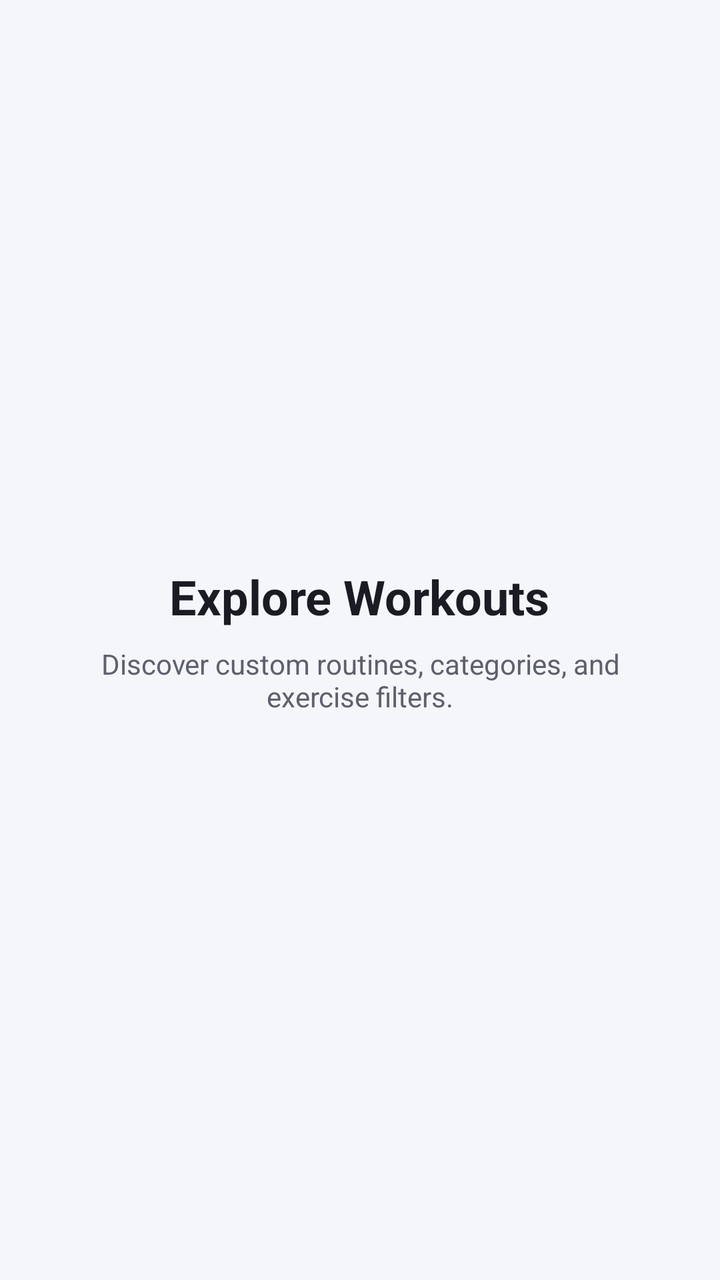
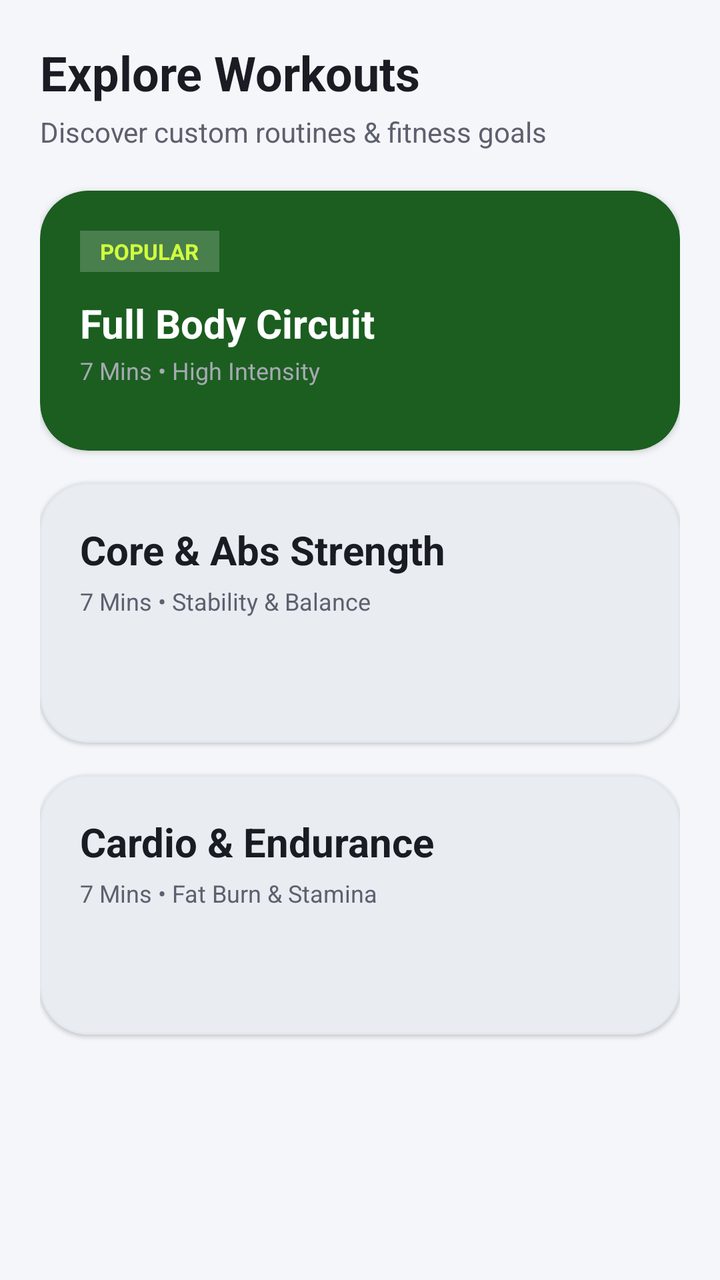

Compare the two renders of this Android layout. The source of the first and the diff that turns it into the second are given below.
<!-- AndroidManifest.xml: application theme Theme.AuraFitAI -->
<!-- res/layout/fragment_explore.xml -->
<?xml version="1.0" encoding="utf-8"?>
<LinearLayout xmlns:android="http://schemas.android.com/apk/res/android"
    android:layout_width="match_parent"
    android:layout_height="match_parent"
    android:gravity="center"
    android:orientation="vertical"
    android:background="?attr/colorSurface"
    android:padding="24dp">

    <TextView
        android:layout_width="wrap_content"
        android:layout_height="wrap_content"
        android:text="Explore Workouts"
        android:textSize="24sp"
        android:textStyle="bold"
        android:textColor="?attr/colorOnSurface"/>

    <TextView
        android:layout_width="wrap_content"
        android:layout_height="wrap_content"
        android:layout_marginTop="8dp"
        android:text="Discover custom routines, categories, and exercise filters."
        android:textSize="14sp"
        android:gravity="center"
        android:textColor="?attr/colorOnSurfaceVariant"/>

</LinearLayout>
<!-- resources referenced by this layout -->
<resources>
  <style name="Theme.AuraFitAI" parent="Theme.Material3.Light.NoActionBar">
          <item name="colorPrimary">@color/gradient_auth_center</item>
          <item name="colorOnPrimary">@color/white</item>
          <item name="colorPrimaryContainer">@color/athletic_emerald_light</item>
          <item name="colorSecondary">@color/electric_lime</item>
          <item name="colorOnSecondary">@color/dark_on_background</item>
          <item name="colorTertiary">@color/gradient_btn_start</item>
  
          <item name="android:windowBackground">@color/light_background</item>
          <item name="colorSurface">@color/light_surface</item>
          <item name="colorSurfaceVariant">@color/light_surface_variant</item>
  
          <item name="colorOnBackground">@color/light_on_background</item>
          <item name="colorOnSurface">@color/light_on_surface</item>
          <item name="colorOnSurfaceVariant">@color/light_on_surface_variant</item>
  
          <item name="android:statusBarColor">@color/light_background</item>
          <item name="android:windowLightStatusBar">true</item>
      </style>
  <color name="gradient_auth_center">#00A86B</color>
  <color name="white">#FFFFFF</color>
  <color name="athletic_emerald_light">#4C8C4A</color>
  <color name="electric_lime">#D0FD3E</color>
  <color name="dark_on_background">#FFFFFF</color>
  <color name="gradient_btn_start">#00C99E</color>
  <color name="light_background">#FFFFFF</color>
  <color name="light_surface">#F4F6F9</color>
  <color name="light_surface_variant">#E9ECF0</color>
  <color name="light_on_background">#0D0E12</color>
  <color name="light_on_surface">#1A1C24</color>
  <color name="light_on_surface_variant">#5D606E</color>
</resources>

<!-- the commit's change to res/layout/fragment_explore.xml (unified diff, before → after) -->
@@ -1,27 +1,181 @@
 <?xml version="1.0" encoding="utf-8"?>
-<LinearLayout xmlns:android="http://schemas.android.com/apk/res/android"
+<androidx.core.widget.NestedScrollView xmlns:android="http://schemas.android.com/apk/res/android"
+    xmlns:app="http://schemas.android.com/apk/res-auto"
     android:layout_width="match_parent"
     android:layout_height="match_parent"
-    android:gravity="center"
-    android:orientation="vertical"
     android:background="?attr/colorSurface"
-    android:padding="24dp">
+    android:fillViewport="true">
 
-    <TextView
-        android:layout_width="wrap_content"
+    <androidx.constraintlayout.widget.ConstraintLayout
+        android:layout_width="match_parent"
         android:layout_height="wrap_content"
-        android:text="Explore Workouts"
-        android:textSize="24sp"
-        android:textStyle="bold"
-        android:textColor="?attr/colorOnSurface"/>
+        android:padding="20dp"
+        android:paddingBottom="100dp">
 
-    <TextView
-        android:layout_width="wrap_content"
-        android:layout_height="wrap_content"
-        android:layout_marginTop="8dp"
-        android:text="Discover custom routines, categories, and exercise filters."
-        android:textSize="14sp"
-        android:gravity="center"
-        android:textColor="?attr/colorOnSurfaceVariant"/>
+        <TextView
+            android:id="@+id/tvExploreTitle"
+            android:layout_width="wrap_content"
+            android:layout_height="wrap_content"
+            android:text="Explore Workouts"
+            android:textColor="?attr/colorOnSurface"
+            android:textSize="24sp"
+            android:textStyle="bold"
+            app:layout_constraintStart_toStartOf="parent"
+            app:layout_constraintTop_toTopOf="parent" />
 
-</LinearLayout>
+        <TextView
+            android:id="@+id/tvExploreSubtitle"
+            android:layout_width="wrap_content"
+            android:layout_height="wrap_content"
+            android:layout_marginTop="4dp"
+            android:text="Discover custom routines &amp; fitness goals"
+            android:textColor="?attr/colorOnSurfaceVariant"
+            android:textSize="14sp"
+            app:layout_constraintStart_toStartOf="parent"
+            app:layout_constraintTop_toBottomOf="@+id/tvExploreTitle" />
+
+        
+        <com.google.android.material.card.MaterialCardView
+            android:id="@+id/cardCategoryFullBody"
+            android:layout_width="match_parent"
+            android:layout_height="130dp"
+            android:layout_marginTop="20dp"
+            app:cardBackgroundColor="@color/athletic_emerald"
+            app:cardCornerRadius="24dp"
+            app:cardElevation="2dp"
+            app:strokeWidth="0dp"
+            app:layout_constraintTop_toBottomOf="@+id/tvExploreSubtitle">
+
+            <androidx.constraintlayout.widget.ConstraintLayout
+                android:layout_width="match_parent"
+                android:layout_height="match_parent"
+                android:padding="20dp">
+
+                <TextView
+                    android:id="@+id/tvBadge1"
+                    android:layout_width="wrap_content"
+                    android:layout_height="wrap_content"
+                    android:background="@color/glass_white_alpha20"
+                    android:paddingHorizontal="10dp"
+                    android:paddingVertical="3dp"
+                    android:text="POPULAR"
+                    android:textColor="@color/electric_lime"
+                    android:textSize="11sp"
+                    android:textStyle="bold"
+                    app:layout_constraintStart_toStartOf="parent"
+                    app:layout_constraintTop_toTopOf="parent" />
+
+                <TextView
+                    android:id="@+id/tvCat1Title"
+                    android:layout_width="wrap_content"
+                    android:layout_height="wrap_content"
+                    android:layout_marginTop="12dp"
+                    android:text="Full Body Circuit"
+                    android:textColor="@color/white"
+                    android:textSize="20sp"
+                    android:textStyle="bold"
+                    app:layout_constraintStart_toStartOf="parent"
+                    app:layout_constraintTop_toBottomOf="@+id/tvBadge1" />
+
+                <TextView
+                    android:id="@+id/tvCat1Desc"
+                    android:layout_width="wrap_content"
+                    android:layout_height="wrap_content"
+                    android:layout_marginTop="2dp"
+                    android:text="7 Mins • High Intensity"
+                    android:textColor="@color/dark_on_surface_variant"
+                    android:textSize="12sp"
+                    app:layout_constraintStart_toStartOf="parent"
+                    app:layout_constraintTop_toBottomOf="@+id/tvCat1Title" />
+
+            </androidx.constraintlayout.widget.ConstraintLayout>
+        </com.google.android.material.card.MaterialCardView>
+
+        
+        <com.google.android.material.card.MaterialCardView
+            android:id="@+id/cardCategoryCore"
+            android:layout_width="match_parent"
+            android:layout_height="130dp"
+            android:layout_marginTop="16dp"
+            app:cardBackgroundColor="?attr/colorSurfaceVariant"
+            app:cardCornerRadius="24dp"
+            app:cardElevation="1dp"
+            app:strokeWidth="1dp"
+            app:strokeColor="@color/borderStroke"
+            app:layout_constraintTop_toBottomOf="@+id/cardCategoryFullBody">
+
+            <androidx.constraintlayout.widget.ConstraintLayout
+                android:layout_width="match_parent"
+                android:layout_height="match_parent"
+                android:padding="20dp">
+
+                <TextView
+                    android:id="@+id/tvCat2Title"
+                    android:layout_width="wrap_content"
+                    android:layout_height="wrap_content"
+                    android:text="Core &amp; Abs Strength"
+                    android:textColor="?attr/colorOnSurface"
+                    android:textSize="20sp"
+                    android:textStyle="bold"
+                    app:layout_constraintStart_toStartOf="parent"
+                    app:layout_constraintTop_toTopOf="parent" />
+
+                <TextView
+                    android:id="@+id/tvCat2Desc"
+                    android:layout_width="wrap_content"
+                    android:layout_height="wrap_content"
+                    android:layout_marginTop="4dp"
+                    android:text="7 Mins • Stability &amp; Balance"
+                    android:textColor="?attr/colorOnSurfaceVariant"
+                    android:textSize="12sp"
+                    app:layout_constraintStart_toStartOf="parent"
+                    app:layout_constraintTop_toBottomOf="@+id/tvCat2Title" />
+
+            </androidx.constraintlayout.widget.ConstraintLayout>
+        </com.google.android.material.card.MaterialCardView>
+
+        
+        <com.google.android.material.card.MaterialCardView
+            android:id="@+id/cardCategoryCardio"
+            android:layout_width="match_parent"
+            android:layout_height="130dp"
+            android:layout_marginTop="16dp"
+            app:cardBackgroundColor="?attr/colorSurfaceVariant"
+            app:cardCornerRadius="24dp"
+            app:cardElevation="1dp"
+            app:strokeWidth="1dp"
+            app:strokeColor="@color/borderStroke"
+            app:layout_constraintTop_toBottomOf="@+id/cardCategoryCore">
+
+            <androidx.constraintlayout.widget.ConstraintLayout
+                android:layout_width="match_parent"
+                android:layout_height="match_parent"
+                android:padding="20dp">
+
+                <TextView
+                    android:id="@+id/tvCat3Title"
+                    android:layout_width="wrap_content"
+                    android:layout_height="wrap_content"
+                    android:text="Cardio &amp; Endurance"
+                    android:textColor="?attr/colorOnSurface"
+                    android:textSize="20sp"
+                    android:textStyle="bold"
+                    app:layout_constraintStart_toStartOf="parent"
+                    app:layout_constraintTop_toTopOf="parent" />
+
+                <TextView
+                    android:id="@+id/tvCat3Desc"
+                    android:layout_width="wrap_content"
+                    android:layout_height="wrap_content"
+                    android:layout_marginTop="4dp"
+                    android:text="7 Mins • Fat Burn &amp; Stamina"
+                    android:textColor="?attr/colorOnSurfaceVariant"
+                    android:textSize="12sp"
+                    app:layout_constraintStart_toStartOf="parent"
+                    app:layout_constraintTop_toBottomOf="@+id/tvCat3Title" />
+
+            </androidx.constraintlayout.widget.ConstraintLayout>
+        </com.google.android.material.card.MaterialCardView>
+
+    </androidx.constraintlayout.widget.ConstraintLayout>
+</androidx.core.widget.NestedScrollView>
<!-- resource entries referenced after the edit -->
@@ -1,5 +1,8 @@
 <!-- resources referenced by this layout -->
 <resources>
+  <color name="athletic_emerald">#1B5E20</color>
+  <color name="borderStroke">#E2E8F0</color>
+  <color name="dark_on_surface_variant">#A7A9B2</color>
   <style name="Theme.AuraFitAI" parent="Theme.Material3.Light.NoActionBar">
           <item name="colorPrimary">@color/gradient_auth_center</item>
           <item name="colorOnPrimary">@color/white</item>
@@ -23,6 +26,7 @@
   <color name="white">#FFFFFF</color>
   <color name="athletic_emerald_light">#4C8C4A</color>
   <color name="electric_lime">#D0FD3E</color>
+  <color name="glass_white_alpha20">#33FFFFFF</color>
   <color name="dark_on_background">#FFFFFF</color>
   <color name="gradient_btn_start">#00C99E</color>
   <color name="light_background">#FFFFFF</color>
